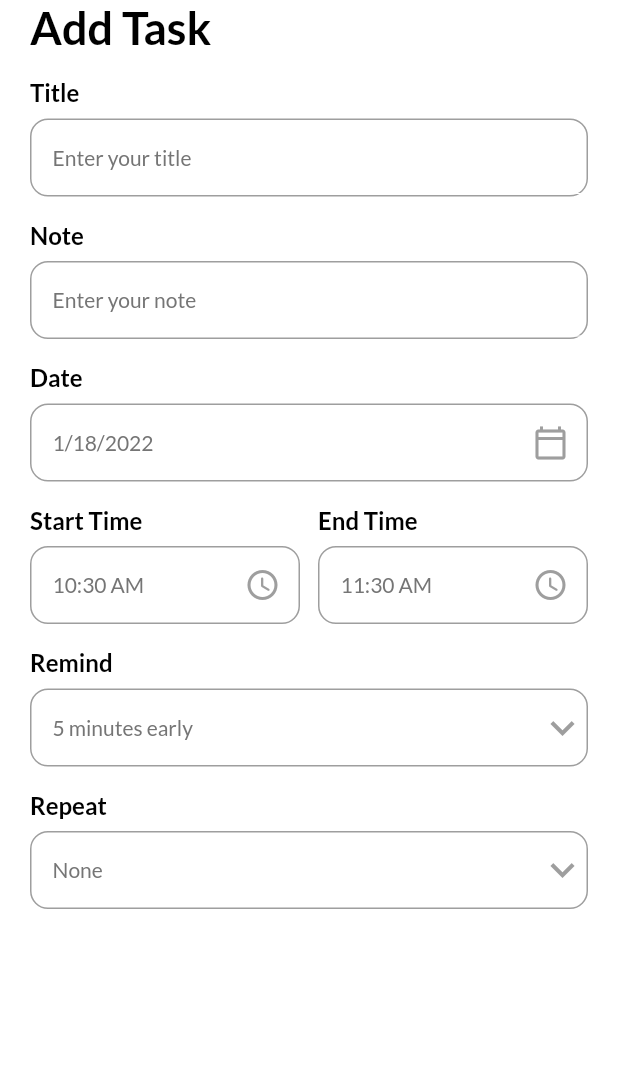
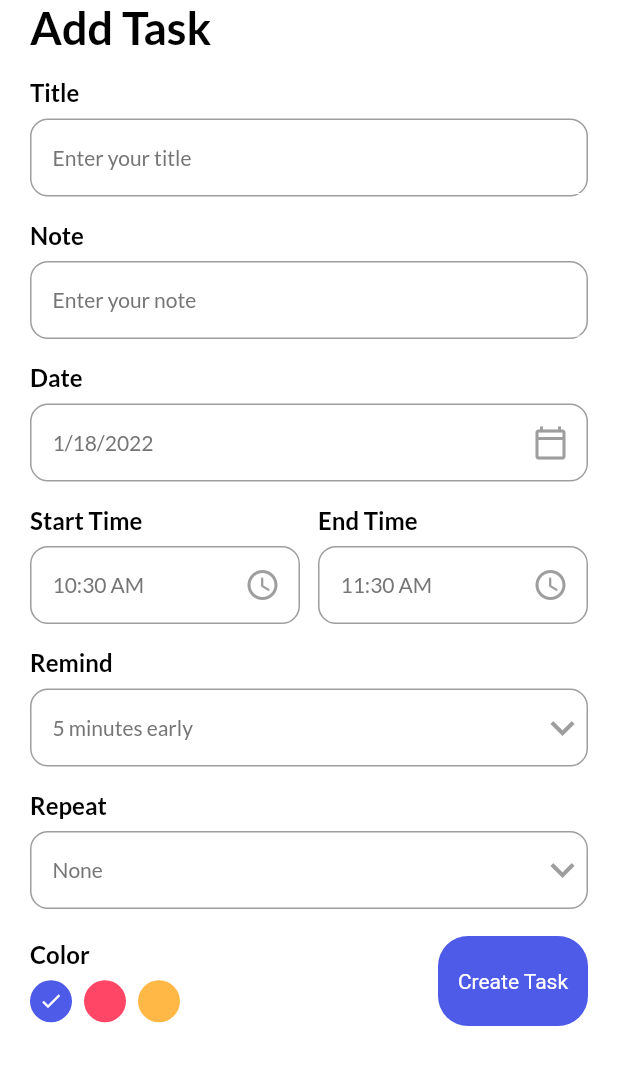
Before and after one commit to GzuPark/fancy_todo_futter, a Flutter app: the AddTaskPage screen opened directly, on a phone screen of 412 x 824 dp, the part 84-1169 px from its top. Run offline on Flutter 3.47's test engine with Material 2 defaults, Android fonts, the phone set to English and light mode, and no system bars; our stand-ins replace date_picker_timeline, flutter_local_notifications, get, get_storage, google_fonts, timezone; accounts and stored records are empty.

Commit message:
Add color palette & create task button
- Apply to pick color with the checkmark who checked currently
- Apply create task button using by predefined custom button style

```diff
--- a/lib/ui/add_task_bar.dart
+++ b/lib/ui/add_task_bar.dart
@@ -1,4 +1,5 @@
 import 'package:fancy_todo_flutter/ui/theme.dart';
+import 'package:fancy_todo_flutter/ui/widgets/button.dart';
 import 'package:fancy_todo_flutter/ui/widgets/input_field.dart';
 import 'package:flutter/material.dart';
 import 'package:get/get.dart';
@@ -21,6 +22,8 @@ class _AddTaskPageState extends State<AddTaskPage> {
 
   String _selectedRepeat = 'None';
   List<String> repeatList = ['None', 'Daily', 'Weekly', 'Monthly'];
+
+  int _selectedColor = 0;
 
   @override
   Widget build(BuildContext context) {
@@ -122,6 +125,16 @@ class _AddTaskPageState extends State<AddTaskPage> {
                   },
                 ),
               ),
+              const SizedBox(height: 18),
+              // pick a color & create task button
+              Row(
+                crossAxisAlignment: CrossAxisAlignment.center,
+                mainAxisAlignment: MainAxisAlignment.spaceBetween,
+                children: [
+                  _colorPalette(),
+                  MyButton(label: 'Create Task', onTap: () => null),
+                ],
+              ),
             ],
           ),
         ),
@@ -196,4 +209,38 @@ class _AddTaskPageState extends State<AddTaskPage> {
       ),
     );
   }
+
+  Column _colorPalette() {
+    return Column(
+      crossAxisAlignment: CrossAxisAlignment.start,
+      children: [
+        Text('Color', style: titleStyle),
+        const SizedBox(height: 8),
+        // colors list
+        Wrap(
+          children: List<Widget>.generate(3, (int index) {
+            return GestureDetector(
+              child: Padding(
+                padding: const EdgeInsets.only(right: 8),
+                child: CircleAvatar(
+                  radius: 14,
+                  backgroundColor: index == 0
+                      ? primaryColor
+                      : index == 1
+                          ? pinkColor
+                          : yellowColor,
+                  child: _selectedColor == index ? Icon(Icons.done, size: 16, color: Colors.white) : Container(),
+                ),
+              ),
+              onTap: () {
+                setState(() {
+                  _selectedColor = index;
+                });
+              },
+            );
+          }),
+        ),
+      ],
+    );
+  }
 }
```
